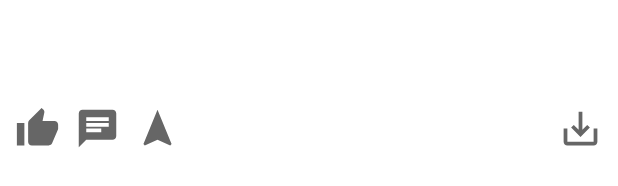
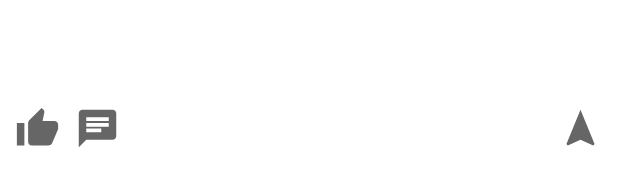
Before and after one commit to halilsecer/Mobile-Project, an Android app: the layout post_item.xml on its own in the app's theme, with its tools: preview values and no code run, on a phone screen of 412 x 824 dp. Shown: the part 603-789 px from the top of the screen. Run offline under Robolectric (Android 15) with nearby library versions, the phone set to English and light mode, and no system bars; plain views replace SocialTextView.

Commit message:
mentor post size sorunu

```diff
--- a/app/src/main/AndroidManifest.xml
+++ b/app/src/main/AndroidManifest.xml
@@ -27,6 +27,9 @@
         <activity android:name=".MainActivity" />
         <activity android:name=".LoginActivity" />
         <activity android:name=".RegisterActivity" />
+        <activity android:name=".CityActivity"/>
+        <activity android:name=".ProfileActivity"/>
+        <activity android:name=".EditProfileActivity"/>
         <activity android:name=".StartingActivity">
             <intent-filter>
                 <action android:name="android.intent.action.MAIN" />
--- a/app/src/main/java/com/example/tatil/MainActivity.java
+++ b/app/src/main/java/com/example/tatil/MainActivity.java
@@ -28,7 +28,7 @@ public class MainActivity extends AppCompatActivity {
 
         selectorFragment = new HomeFragment();
 
-        getSupportFragmentManager().beginTransaction().replace(R.id.fragment_container , selectorFragment).commit();
+        //getSupportFragmentManager().beginTransaction().replace(R.id.fragment_container , selectorFragment).commit();
 
         bottomNavigationView.setOnNavigationItemSelectedListener(new BottomNavigationView.OnNavigationItemSelectedListener() {
             @Override
@@ -74,7 +74,7 @@ public class MainActivity extends AppCompatActivity {
         }else{
 //            String location = intent.getString("location");
             System.out.println(     "---************-----------************"      );
-            getSupportFragmentManager().beginTransaction().replace(R.id.fragment_container,new NotificationFragment()).commit();
+            getSupportFragmentManager().beginTransaction().replace(R.id.fragment_container,selectorFragment).commit();
         }
 
 
--- a/app/src/main/res/layout/mentor_item.xml
+++ b/app/src/main/res/layout/mentor_item.xml
@@ -36,7 +36,7 @@
         <TextView
             android:layout_width="wrap_content"
             android:layout_height="wrap_content"
-            android:layout_marginStart="10dp"
+            android:layout_marginStart="55dp"
             android:id="@+id/no_of_post"
             android:textStyle="bold"
             android:textColor="@color/colorAccent"
@@ -45,7 +45,7 @@
         <com.hendraanggrian.appcompat.widget.SocialTextView
             android:layout_width="wrap_content"
             android:layout_height="wrap_content"
-            android:layout_marginStart="10dp"
+            android:layout_marginStart="15dp"
             android:layout_marginTop="5dp"
             android:layout_marginBottom="5dp"
             android:textColor="@color/colorAccent"
--- a/app/src/main/res/layout/post_item.xml
+++ b/app/src/main/res/layout/post_item.xml
@@ -79,19 +79,10 @@
                 android:layout_width="30dp"
                 android:layout_height="30dp"
                 android:src="@drawable/ic_goto"
-                android:layout_toEndOf="@+id/comment"
-                android:layout_marginStart="10dp"
-                android:layout_toRightOf="@+id/comment"
                 android:layout_marginLeft="10dp"
-                android:id="@+id/goTo"/>
-
-            <ImageView
-                android:layout_width="30dp"
-                android:layout_height="30dp"
-                android:src="@drawable/ic_save"
+                android:id="@+id/goTo"
                 android:layout_alignParentEnd="true"
-                android:id="@+id/save"
-                android:layout_alignParentRight="true" />
+                android:layout_alignParentRight="true"/>
 
         </RelativeLayout>
 
```
Also changed, not shown: app/src/main/java/com/example/tatil/Adapter/MentorAdapter.java (+25 -2 lines), app/src/main/java/com/example/tatil/Adapter/PostAdapter.java (+11 -1 lines).
